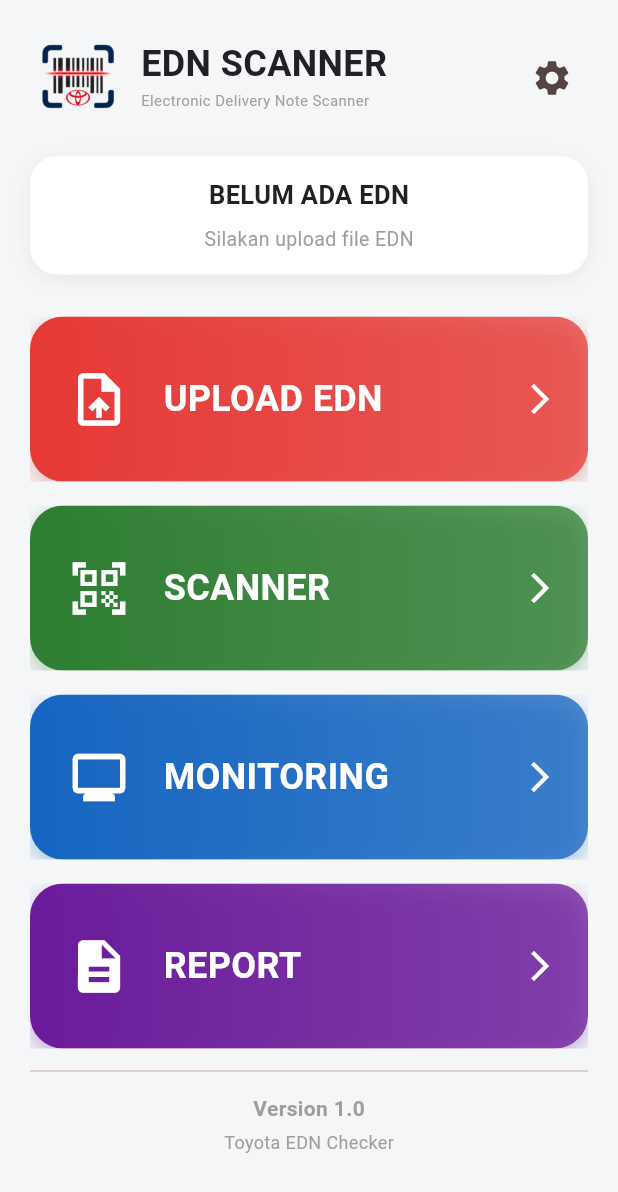
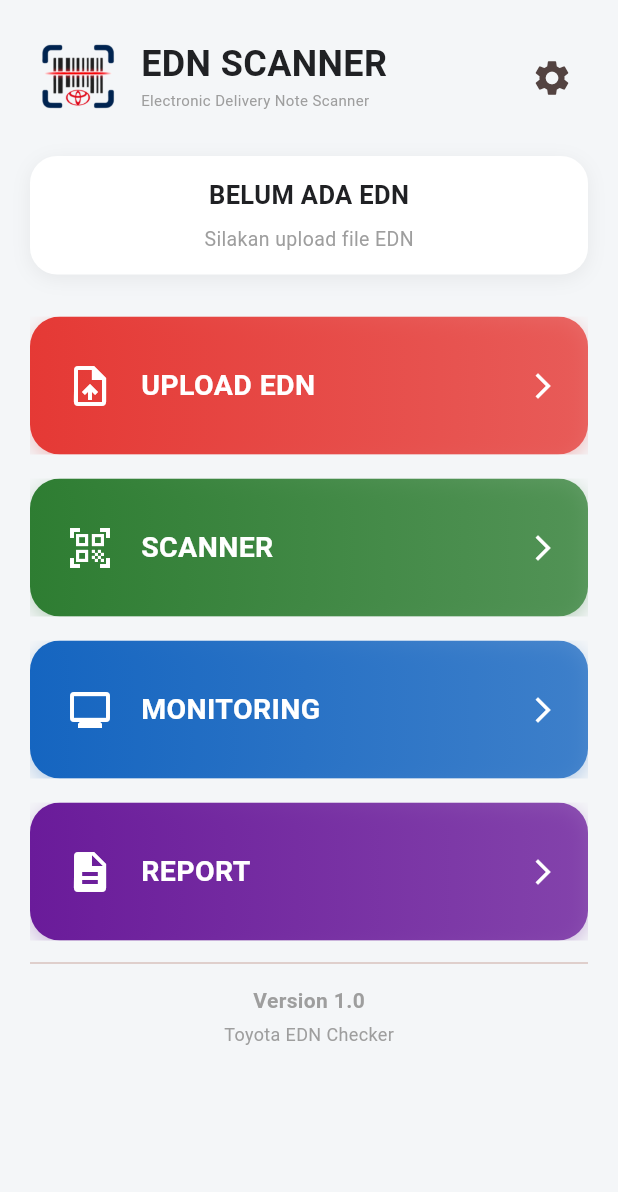
Before and after one commit to andipartman-collab/edn_checker, a Flutter app: the screen it shows after launch, on a phone screen of 412 x 824 dp. Shown: the top 1192 px of the screen. Run offline on Flutter 3.47's test engine with Material 3 defaults, Android fonts, the light colour scheme and no system bars; our stand-ins replace audioplayers, file_picker, pdf, printing, shared_preferences; missing offline and left inert: excel, mobile_scanner.

Commit message:
Reduce home menu card typography and icon size

```diff
--- a/lib/core/widgets/menu_card.dart
+++ b/lib/core/widgets/menu_card.dart
@@ -19,12 +19,12 @@
     return Material(
       color: Colors.transparent,
       child: InkWell(
-        borderRadius: BorderRadius.circular(22),
+        borderRadius: BorderRadius.circular(20),
         onTap: onTap,
         child: Ink(
-          height: 110,
+          height: 92,
           decoration: BoxDecoration(
-            borderRadius: BorderRadius.circular(22),
+            borderRadius: BorderRadius.circular(20),
             gradient: LinearGradient(
               colors: [
                 color,
@@ -33,32 +33,32 @@
             ),
             boxShadow: [
               BoxShadow(
-                color: color.withOpacity(0.35),
-                blurRadius: 12,
-                offset: const Offset(0, 5),
+                color: color.withOpacity(0.28),
+                blurRadius: 10,
+                offset: const Offset(0, 4),
               ),
             ],
           ),
           child: Row(
             children: [
-
-              const SizedBox(width: 25),
+              const SizedBox(width: 24),
 
               Icon(
                 icon,
-                size: 42,
+                size: 32,
                 color: Colors.white,
               ),
 
-              const SizedBox(width: 22),
+              const SizedBox(width: 18),
 
               Expanded(
                 child: Text(
                   title,
                   style: const TextStyle(
                     color: Colors.white,
-                    fontSize: 24,
-                    fontWeight: FontWeight.bold,
+                    fontSize: 19,
+                    fontWeight: FontWeight.w700,
+                    height: 1.0,
                   ),
                 ),
               ),
@@ -67,9 +67,10 @@
                 padding: EdgeInsets.only(right: 20),
                 child: Icon(
                   Icons.arrow_forward_ios,
+                  size: 20,
                   color: Colors.white,
                 ),
-              )
+              ),
             ],
           ),
         ),
```
